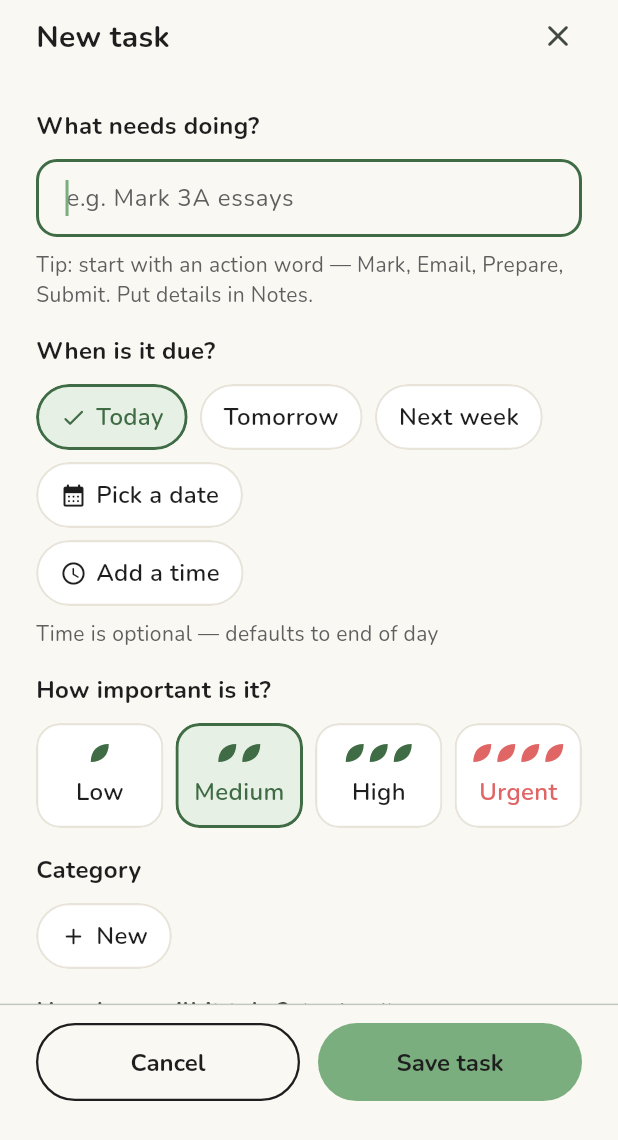
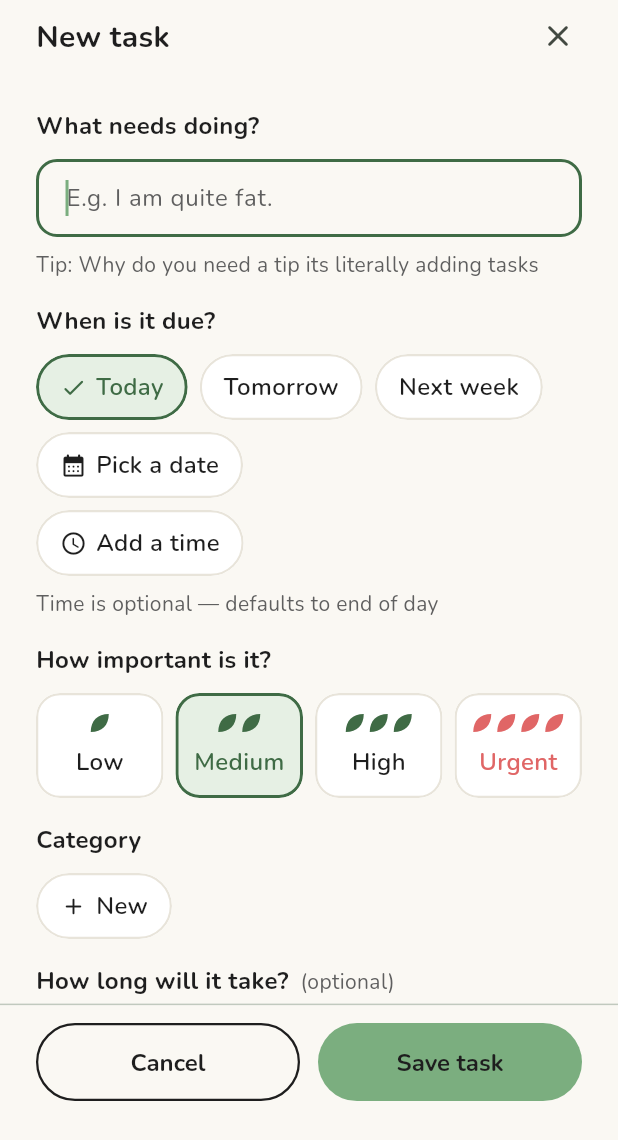
Before and after one commit to Keegan4/BamBoozled, a Flutter app: the TaskEditor widget shown alone on an empty page, opened directly, on a phone screen of 412 x 824 dp. Shown: the top 1140 px of the screen. Run offline on Flutter 3.47's test engine with Material 3 defaults, Android fonts, the light colour scheme and no system bars; our stand-ins replace drift, drift_flutter, flutter_riverpod, go_router, supabase_flutter, table_calendar; accounts and stored records are empty; generated files the repository leaves out were written again; statements that could not run were skipped.

Commit message:
Change some messages to fit the theme more

```diff
--- a/app/lib/features/tasks/task_editor.dart
+++ b/app/lib/features/tasks/task_editor.dart
@@ -254,7 +254,7 @@ class _TaskEditorState extends ConsumerState<TaskEditor> {
               textCapitalization: TextCapitalization.sentences,
               style: PandaText.body,
               decoration: InputDecoration(
-                hintText: 'e.g. Mark 3A essays',
+                hintText: 'E.g. I am quite fat.',
                 counterText: '',
                 errorText: _showErrors && _title.text.trim().isEmpty ? 'Give your task a short name' : null,
               ),
@@ -265,7 +265,7 @@ class _TaskEditorState extends ConsumerState<TaskEditor> {
             ),
             const SizedBox(height: 8),
             Text(
-              'Tip: start with an action word — Mark, Email, Prepare, Submit. Put details in Notes.',
+              'Tip: Why do you need a tip its literally adding tasks',
               style: PandaText.caption.copyWith(color: PandaColors.muted),
             ),
           ],
```
